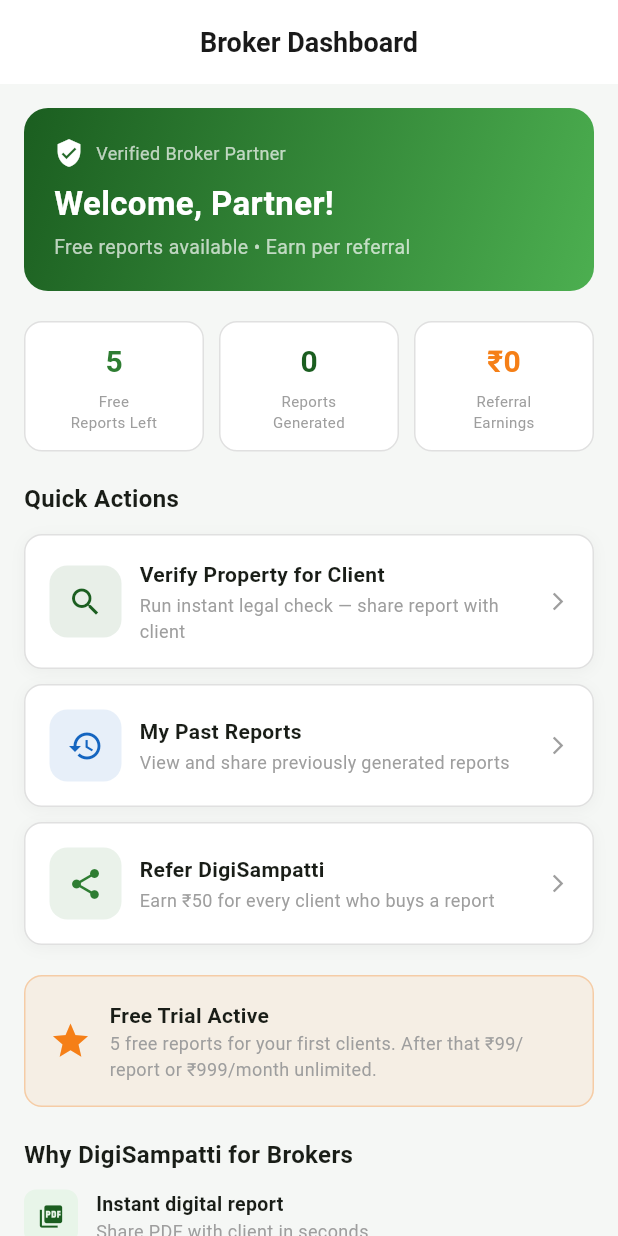
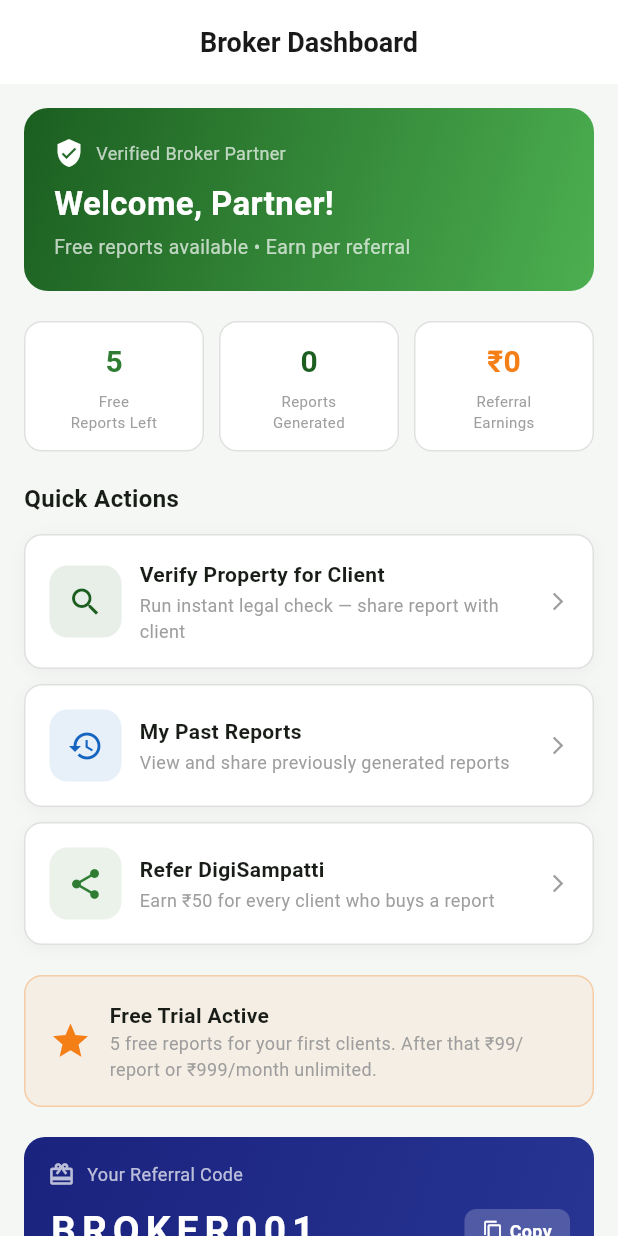
Before and after one commit to sanjay-lab-ops/digi-sampatti, a Flutter app: the BrokerScreen screen opened by its route, on a phone screen of 412 x 824 dp. Run offline on Flutter 3.47's test engine with Material 3 defaults, Android fonts, the phone set to English and light mode, and no system bars; our stand-ins replace camera, dio, firebase_auth, firebase_core, flutter_dotenv, flutter_riverpod and 13 more; missing offline and left inert: razorpay_flutter; accounts and stored records are empty; Roboto replaces fonts that are missing (Poppins).

Commit message:
Show referral code directly on Broker screen (not hidden in dialog)
- Dark blue referral card always visible on broker dashboard
- Copy button with snackbar confirmation
- Earn ₹50 description below code

Co-Authored-By: Claude Sonnet 4.6 <noreply@anthropic.com>

```diff
--- a/lib/features/broker/broker_screen.dart
+++ b/lib/features/broker/broker_screen.dart
@@ -50,6 +50,8 @@ class BrokerScreen extends StatelessWidget {
             ),
             const SizedBox(height: 20),
             _buildFreeTrialBanner(),
+            const SizedBox(height: 20),
+            _buildReferralCard(context),
             const SizedBox(height: 20),
             _buildBenefits(),
             const SizedBox(height: 20),
@@ -208,6 +210,63 @@ class BrokerScreen extends StatelessWidget {
     );
   }
 
+  Widget _buildReferralCard(BuildContext context) {
+    const referralCode = 'BROKER001';
+    return Container(
+      padding: const EdgeInsets.all(16),
+      decoration: BoxDecoration(
+        gradient: const LinearGradient(
+          colors: [Color(0xFF1A237E), Color(0xFF283593)],
+          begin: Alignment.topLeft,
+          end: Alignment.bottomRight,
+        ),
+        borderRadius: BorderRadius.circular(14),
+      ),
+      child: Column(
+        crossAxisAlignment: CrossAxisAlignment.start,
+        children: [
+          const Row(children: [
+            Icon(Icons.card_giftcard, color: Colors.white70, size: 18),
+            SizedBox(width: 8),
+            Text('Your Referral Code', style: TextStyle(color: Colors.white70, fontSize: 12)),
+          ]),
+          const SizedBox(height: 10),
+          Row(
+            children: [
+              const Text(referralCode, style: TextStyle(
+                color: Colors.white, fontSize: 26,
+                fontWeight: FontWeight.bold, letterSpacing: 4,
+              )),
+              const Spacer(),
+              GestureDetector(
+                onTap: () {
+                  Clipboard.setData(const ClipboardData(text: referralCode));
+                  ScaffoldMessenger.of(context).showSnackBar(
+                    const SnackBar(content: Text('Referral code copied!'), duration: Duration(seconds: 1)));
+                },
+                child: Container(
+                  padding: const EdgeInsets.symmetric(horizontal: 12, vertical: 6),
+                  decoration: BoxDecoration(
+                    color: Colors.white.withOpacity(0.2),
+                    borderRadius: BorderRadius.circular(8),
+                  ),
+                  child: const Row(children: [
+                    Icon(Icons.copy, color: Colors.white, size: 14),
+                    SizedBox(width: 4),
+                    Text('Copy', style: TextStyle(color: Colors.white, fontSize: 12, fontWeight: FontWeight.w600)),
+                  ]),
+                ),
+              ),
+            ],
+          ),
+          const SizedBox(height: 8),
+          const Text('Share this code — earn ₹50 when someone pays for a report',
+            style: TextStyle(color: Colors.white70, fontSize: 11)),
+        ],
+      ),
+    );
+  }
+
   void _showReferralDialog(BuildContext context) {
     const referralCode = 'BROKER001';
     showModalBottomSheet(
```
